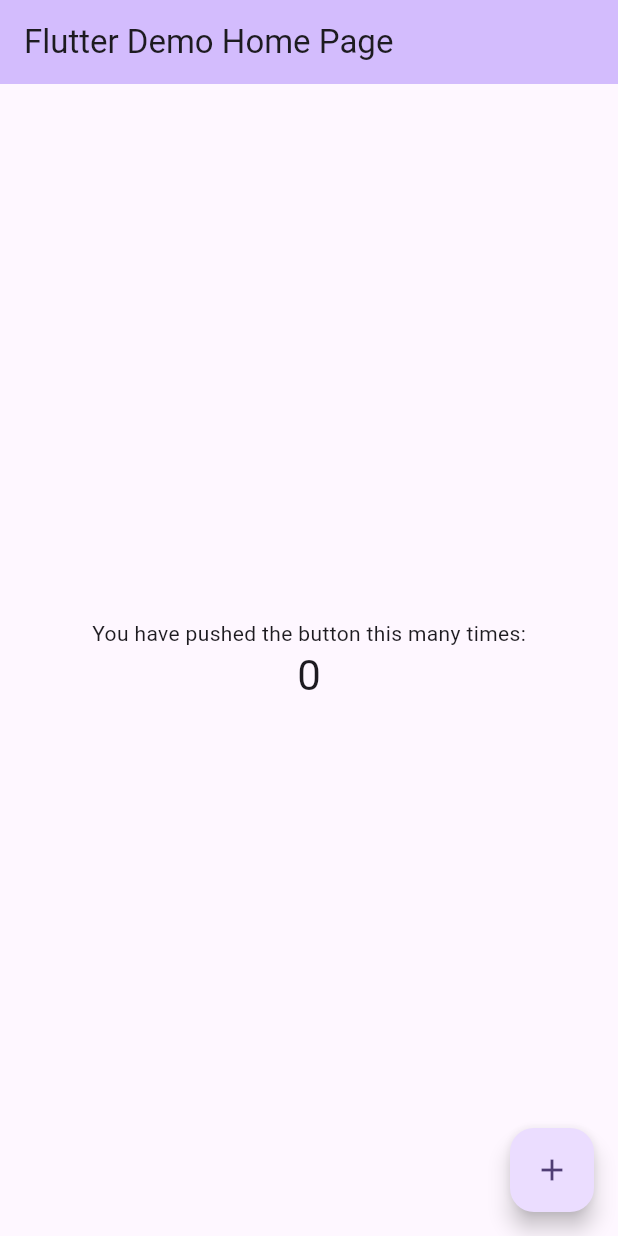
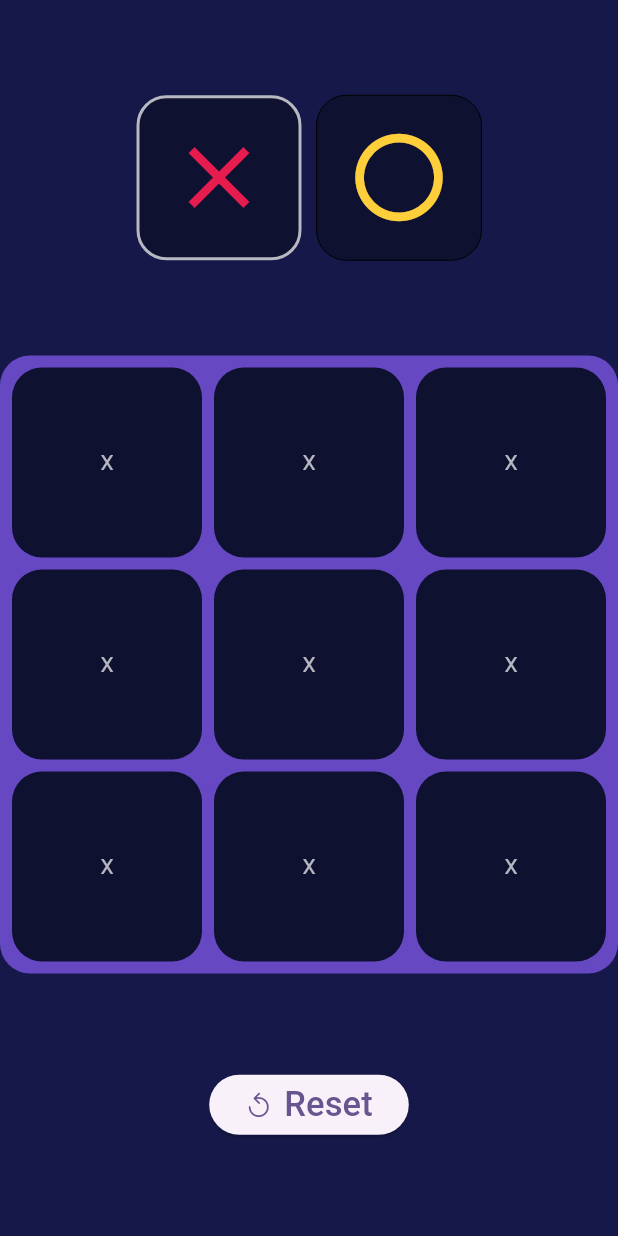
Before and after one commit to eqrakhattak/PRODIGY_AD_04, a Flutter app: the screen it shows after launch, on a phone screen of 412 x 824 dp. Run offline on Flutter 3.47's test engine with Material 2 defaults, Android fonts, the phone set to English and light mode, and no system bars.

Commit message:
Create UI

```diff
--- /dev/null
+++ b/Tictactoe/lib/homePage.dart
@@ -0,0 +1,105 @@
+import 'package:flutter/cupertino.dart';
+import 'package:flutter/material.dart';
+
+class MyHomePage extends StatefulWidget {
+  const MyHomePage({super.key});
+
+  @override
+  State<MyHomePage> createState() => _MyHomePageState();
+}
+
+class _MyHomePageState extends State<MyHomePage> {
+
+
+  @override
+  Widget build(BuildContext context) {
+    return Scaffold(
+      backgroundColor: const Color(0xFF161849),
+      body: SafeArea(
+        child: Column(
+          mainAxisAlignment: MainAxisAlignment.spaceEvenly,
+          children: <Widget>[
+            Row(
+              mainAxisAlignment: MainAxisAlignment.center,
+              children: [
+                Container(
+                  height: 110,
+                  width: 110,
+                  decoration: BoxDecoration(
+                    border: Border.all(width: 2, color: Colors.white70),
+                    borderRadius: const BorderRadius.all(Radius.circular(20)),
+                    color: const Color(0xFF0F1131),
+                  ),
+                  alignment: Alignment.center,
+                  child: const Icon(
+                    Icons.close,
+                    color: Color(0xFFE61C4F),
+                    size: 70,
+                  ),
+                ),
+                const SizedBox(width: 10,),
+                Container(
+                  height: 110,
+                  width: 110,
+                  alignment: Alignment.center,
+                  decoration: BoxDecoration(
+                    border: Border.all(width: 0,),
+                    borderRadius: const BorderRadius.all(Radius.circular(20)),
+                    color: const Color(0xFF0F1131),
+                  ),
+                  child: const Icon(
+                    Icons.circle_outlined,
+                    color: Color(0xFFFFCE3B),
+                    size: 70,
+                  ),
+                ),
+              ],
+            ),
+            Container(
+              padding: const EdgeInsets.only(top: 8, left: 8),
+              decoration: const BoxDecoration(
+                color: Color(0xFF6648C3),
+                borderRadius: BorderRadius.all(Radius.circular(20)),
+              ),
+              child: GridView.builder(
+                shrinkWrap: true,
+                itemCount: 9,
+                gridDelegate: const SliverGridDelegateWithFixedCrossAxisCount(crossAxisCount: 3),
+                itemBuilder: (BuildContext context, int index) {
+                  return GestureDetector(
+                    onTap: () {},
+                    child: Container(
+                      margin: const EdgeInsets.only(right: 8, bottom: 8),
+                      decoration: const BoxDecoration(
+                        borderRadius: BorderRadius.all(Radius.circular(20)),
+                        color: Color(0xFF0F1131),
+                      ),
+                      alignment: Alignment.center,
+                      child: const Text('X', style: TextStyle(color: Colors.white70),),
+                    ),
+                  );
+                },
+              ),
+            ),
+            ElevatedButton(
+              onPressed: () {},
+              child: const Row(
+                mainAxisSize: MainAxisSize.min,
+                children: [
+                  Icon(CupertinoIcons.restart),
+                  SizedBox(width: 8,),
+                  Text(
+                    'Reset',
+                    style: TextStyle(
+                      fontSize: 23,
+                    ),
+                  ),
+                ],
+              ),
+            ),
+          ],
+        ),
+      ),
+    );
+  }
+}
--- a/Tictactoe/lib/main.dart
+++ b/Tictactoe/lib/main.dart
@@ -1,4 +1,5 @@
 import 'package:flutter/material.dart';
+import 'homePage.dart';
 
 void main() {
   runApp(const MyApp());
@@ -10,60 +11,12 @@ class MyApp extends StatelessWidget {
   @override
   Widget build(BuildContext context) {
     return MaterialApp(
-      title: 'Flutter Demo',
+      title: 'Flutter Tic Tac Toe',
       theme: ThemeData(
         colorScheme: ColorScheme.fromSeed(seedColor: Colors.deepPurple),
         useMaterial3: true,
       ),
-      home: const MyHomePage(title: 'Flutter Demo Home Page'),
+      home: const MyHomePage(),
     );
   }
 }
-
-class MyHomePage extends StatefulWidget {
-  const MyHomePage({super.key, required this.title});
-
-  final String title;
-
-  @override
-  State<MyHomePage> createState() => _MyHomePageState();
-}
-
-class _MyHomePageState extends State<MyHomePage> {
-  int _counter = 0;
-
-  void _incrementCounter() {
-    setState(() {
-      _counter++;
-    });
-  }
-
-  @override
-  Widget build(BuildContext context) {
-    return Scaffold(
-      appBar: AppBar(
-        backgroundColor: Theme.of(context).colorScheme.inversePrimary,
-        title: Text(widget.title),
-      ),
-      body: Center(
-        child: Column(
-          mainAxisAlignment: MainAxisAlignment.center,
-          children: <Widget>[
-            const Text(
-              'You have pushed the button this many times:',
-            ),
-            Text(
-              '$_counter',
-              style: Theme.of(context).textTheme.headlineMedium,
-            ),
-          ],
-        ),
-      ),
-      floatingActionButton: FloatingActionButton(
-        onPressed: _incrementCounter,
-        tooltip: 'Increment',
-        child: const Icon(Icons.add),
-      ),
-    );
-  }
-}
```
